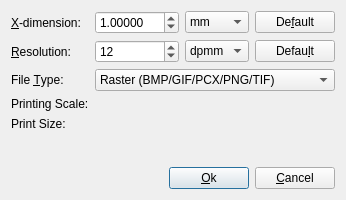
Before: the Qt Designer form frontend_qt/extScale.ui in zint/zint, drawn with Qt 5.
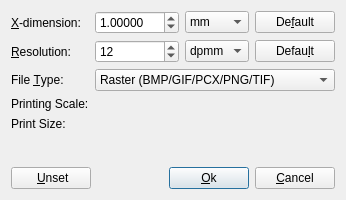
After: the same form once the commit is applied. Icons and pictures are not drawn.

Commit message: - Add special symbology-specific escape sequences (Code 128 only)   for manual Code Set switching via `input_mode` flag   `EXTRA_ESCAPE_MODE` (CLI `--extraesc`) (ticket #204) - GUI: disable "Reset" colour if default; add "Unset" to Printing   Scale dialog (allows unsetting of X-dim/resolution settings   without having to zap) - library: guard against out-of-bounds rows (negative) - test suite: fix some clang-tidy warnings; slight coverage   improvements

The edit to the form file:
```diff
--- a/frontend_qt/extScale.ui
+++ b/frontend_qt/extScale.ui
@@ -302,6 +302,20 @@
    </item>
    <item>
     <layout class="QHBoxLayout" name="horzLayoutScaleBtns">
+     <item>
+      <widget class="QPushButton" name="btnScaleUnset">
+       <property name="autoDefault">
+        <bool>false</bool>
+       </property>
+       <property name="text">
+        <string> &amp;Unset</string>
+       </property>
+       <property name="toolTip">
+        <string>Reset the scale to the original value and
+mark the settings as unset</string>
+       </property>
+      </widget>
+     </item>
      <item>
       <spacer name="horzSpacerScaleBtns">
        <property name="orientation">
```
The commit also changes 29 other files.
